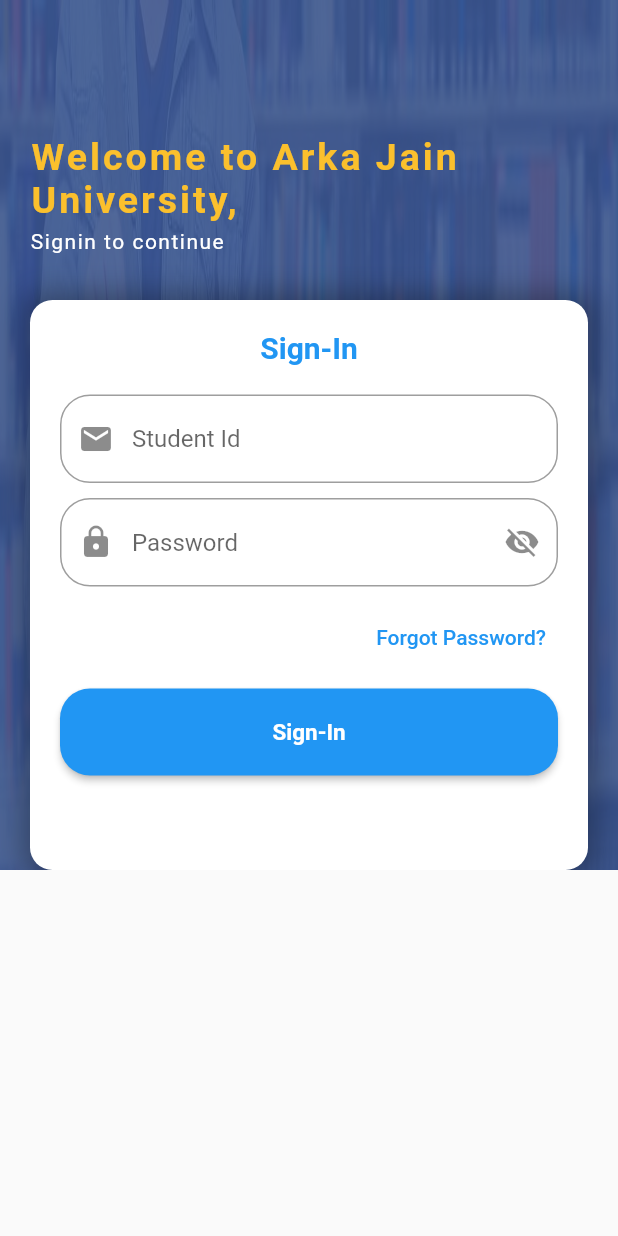
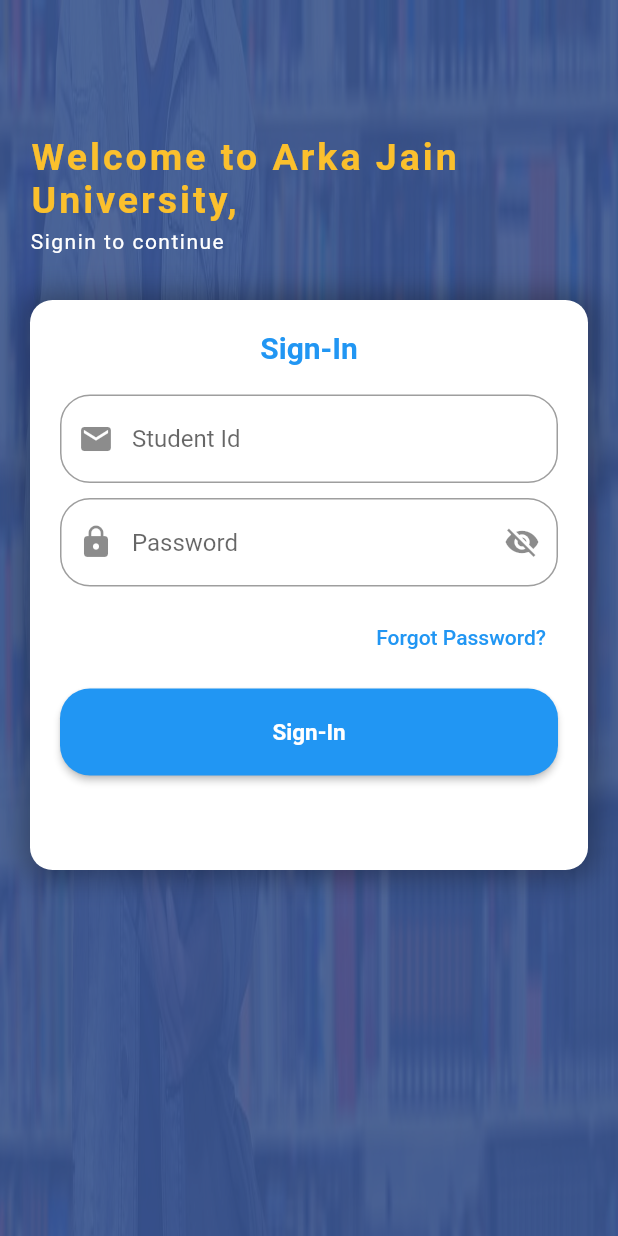
Before and after one commit to rsagar024/Campus_Master, a Flutter app: the screen it shows after launch, in the side drawer, after a tap on "Student", on a phone screen of 412 x 824 dp. Run offline on Flutter 3.47's test engine with Material 2 defaults, Android fonts, the phone set to English and light mode, and no system bars; our stand-ins replace carousel_slider, cloud_firestore, email_validator, file_picker, firebase_auth, firebase_core and 7 more; missing offline and left inert: jitsi_meet_v1; accounts and stored records are empty.

Commit message:
Uploading the project

```diff
--- a/lib/student/studentlogin.dart
+++ b/lib/student/studentlogin.dart
@@ -25,10 +25,10 @@
     return Scaffold(
       body: Stack(
         children: [
-          Positioned(
-            top: 0,
-            right: 0,
-            left: 0,
+          SingleChildScrollView(
+            // top: 0,
+            // right: 0,
+            // left: 0,
             child: Container(
               height: 1000,
               decoration: BoxDecoration(
```
